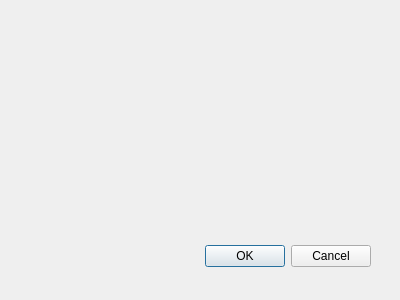
Qt form src/dialogs/settingsdialog.ui (ugnelis/instant-translator) before a commit.
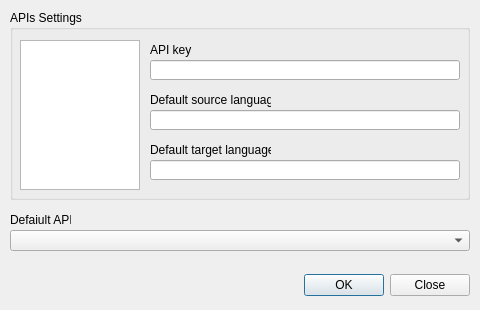
The same form after that commit.

Commit message: Updated settings dialog UI.

What changed in the file:
```diff
--- a/src/dialogs/settingsdialog.ui
+++ b/src/dialogs/settingsdialog.ui
@@ -6,8 +6,8 @@
    <rect>
     <x>0</x>
     <y>0</y>
-    <width>400</width>
-    <height>300</height>
+    <width>480</width>
+    <height>310</height>
    </rect>
   </property>
   <property name="windowTitle">
@@ -16,17 +16,132 @@
   <widget class="QDialogButtonBox" name="buttonBox">
    <property name="geometry">
     <rect>
-     <x>30</x>
-     <y>240</y>
-     <width>341</width>
-     <height>32</height>
+     <x>10</x>
+     <y>270</y>
+     <width>460</width>
+     <height>30</height>
     </rect>
    </property>
    <property name="orientation">
     <enum>Qt::Horizontal</enum>
    </property>
    <property name="standardButtons">
-    <set>QDialogButtonBox::Cancel|QDialogButtonBox::Ok</set>
+    <set>QDialogButtonBox::Close|QDialogButtonBox::Ok</set>
+   </property>
+  </widget>
+  <widget class="QGroupBox" name="apiGroupBox">
+   <property name="geometry">
+    <rect>
+     <x>10</x>
+     <y>10</y>
+     <width>460</width>
+     <height>190</height>
+    </rect>
+   </property>
+   <property name="title">
+    <string>APIs Settings</string>
+   </property>
+   <widget class="QListWidget" name="apisList">
+    <property name="geometry">
+     <rect>
+      <x>10</x>
+      <y>30</y>
+      <width>120</width>
+      <height>150</height>
+     </rect>
+    </property>
+   </widget>
+   <widget class="QLabel" name="apiKeyLabel">
+    <property name="geometry">
+     <rect>
+      <x>140</x>
+      <y>30</y>
+      <width>51</width>
+      <height>20</height>
+     </rect>
+    </property>
+    <property name="text">
+     <string>API key</string>
+    </property>
+   </widget>
+   <widget class="QLineEdit" name="apiKeyLineEdit">
+    <property name="geometry">
+     <rect>
+      <x>140</x>
+      <y>50</y>
+      <width>310</width>
+      <height>20</height>
+     </rect>
+    </property>
+   </widget>
+   <widget class="QLabel" name="defaultSourceLanguageLabel">
+    <property name="geometry">
+     <rect>
+      <x>140</x>
+      <y>80</y>
+      <width>121</width>
+      <height>20</height>
+     </rect>
+    </property>
+    <property name="text">
+     <string>Default source language</string>
+    </property>
+   </widget>
+   <widget class="QLineEdit" name="defaultSourceLanguageLineEdit">
+    <property name="geometry">
+     <rect>
+      <x>140</x>
+      <y>100</y>
+      <width>310</width>
+      <height>20</height>
+     </rect>
+    </property>
+   </widget>
+   <widget class="QLabel" name="defaultTargetLanguageLabel">
+    <property name="geometry">
+     <rect>
+      <x>140</x>
+      <y>130</y>
+      <width>121</width>
+      <height>20</height>
+     </rect>
+    </property>
+    <property name="text">
+     <string>Default target language</string>
+    </property>
+   </widget>
+   <widget class="QLineEdit" name="defaultTargetLanguageLineEdit">
+    <property name="geometry">
+     <rect>
+      <x>140</x>
+      <y>150</y>
+      <width>310</width>
+      <height>20</height>
+     </rect>
+    </property>
+   </widget>
+  </widget>
+  <widget class="QLabel" name="defaultApiLabel">
+   <property name="geometry">
+    <rect>
+     <x>10</x>
+     <y>210</y>
+     <width>61</width>
+     <height>20</height>
+    </rect>
+   </property>
+   <property name="text">
+    <string>Defaiult API</string>
+   </property>
+  </widget>
+  <widget class="QComboBox" name="defaultApiComboBox">
+   <property name="geometry">
+    <rect>
+     <x>10</x>
+     <y>230</y>
+     <width>460</width>
+     <height>21</height>
+    </rect>
    </property>
   </widget>
  </widget>
```
Left out of the diff: 8 changed lines with no effect on the pictures.
